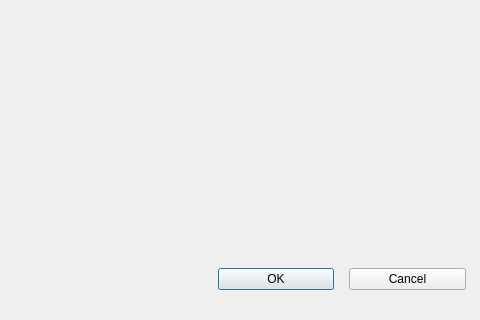
Above: src/DesignRuns/device_planner_dialog.ui from os-fpga/FOEDAG before the change; both pictures show x 380 to 860 and y 510 to 830 of the 860 by 830 pixel window. Below: the same form after it.
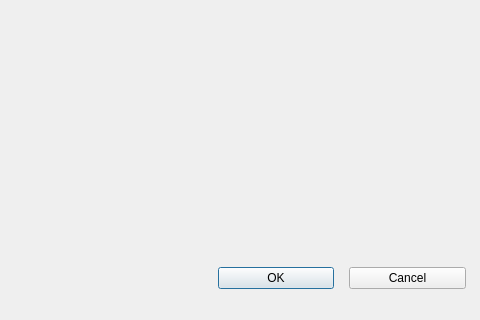
That is the form after the change.

The edit to the form file:
```diff
--- a/src/DesignRuns/device_planner_dialog.ui
+++ b/src/DesignRuns/device_planner_dialog.ui
@@ -15,7 +15,7 @@
   </property>
   <layout class="QVBoxLayout" name="verticalLayout" stretch="90,10">
    <property name="spacing">
-    <number>10</number>
+    <number>0</number>
    </property>
    <property name="leftMargin">
     <number>0</number>
```
